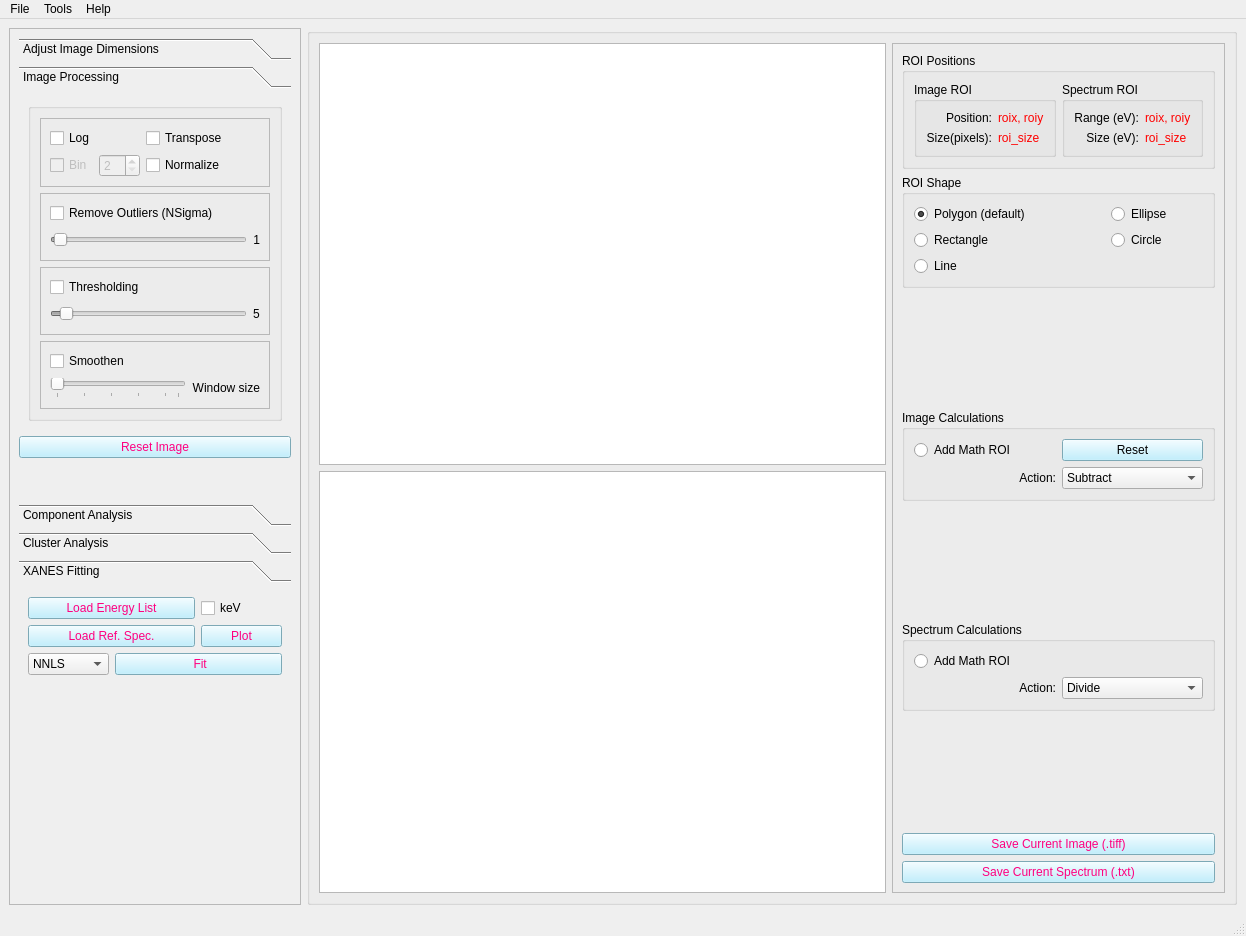
Old version of the form uis/mainwindow_admin.ui in the repository pattammattel/MIDAS_Admin.
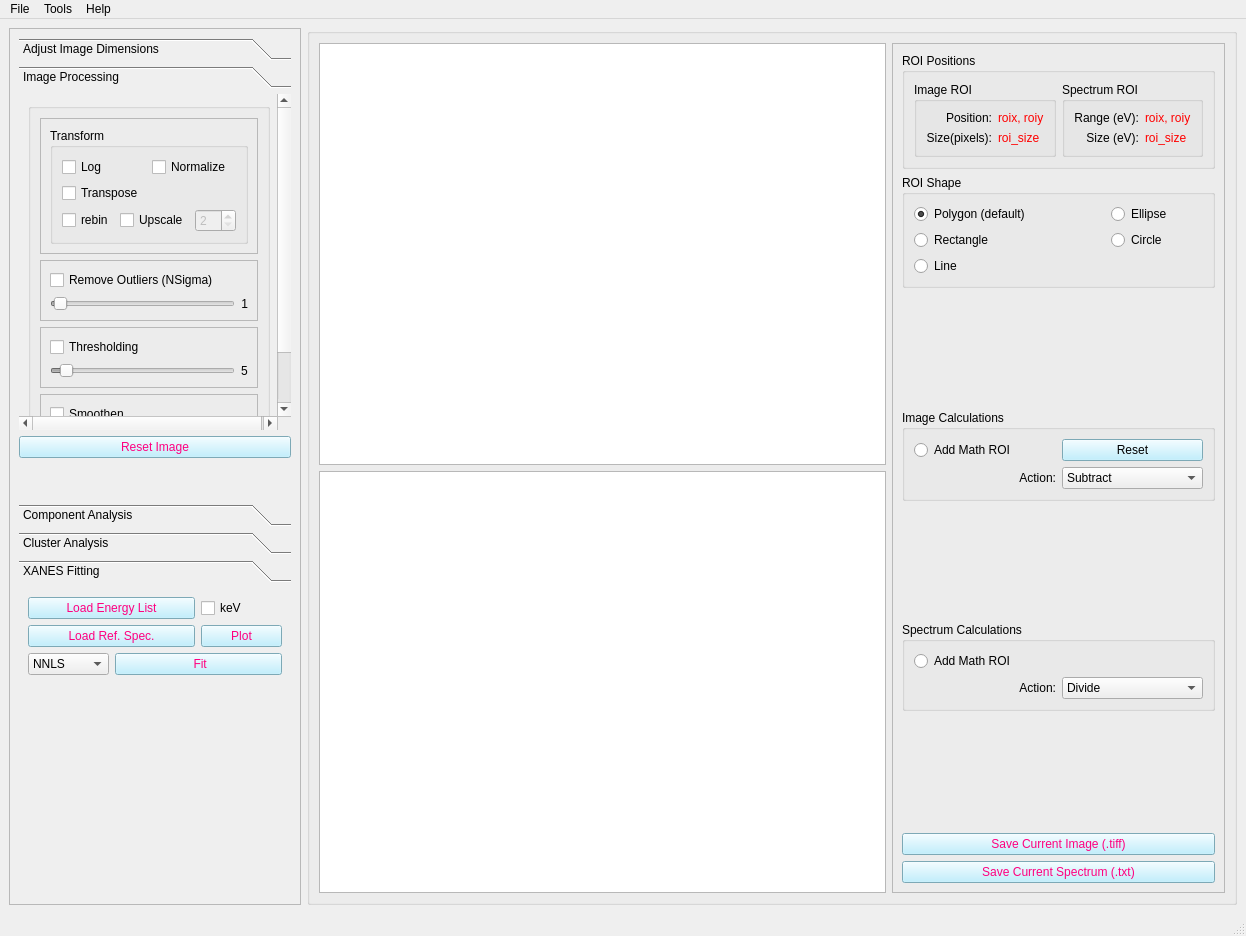
New version of the form. Custom widgets are drawn as their Qt base class.

Commit message: binning and upscale options

The edit to the form file:
```diff
--- a/uis/mainwindow_admin.ui
+++ b/uis/mainwindow_admin.ui
@@ -57,8 +57,8 @@
         <rect>
          <x>0</x>
          <y>0</y>
-         <width>368</width>
-         <height>855</height>
+         <width>321</width>
+         <height>867</height>
         </rect>
        </property>
        <layout class="QGridLayout" name="gridLayout_9">
@@ -81,8 +81,8 @@
             <rect>
              <x>0</x>
              <y>0</y>
-             <width>346</width>
-             <height>291</height>
+             <width>299</width>
+             <height>312</height>
             </rect>
            </property>
            <attribute name="label">
@@ -311,9 +311,9 @@
            <property name="geometry">
             <rect>
              <x>0</x>
-             <y>0</y>
-             <width>325</width>
-             <height>413</height>
+             <y>-31</y>
+             <width>280</width>
+             <height>456</height>
             </rect>
            </property>
            <attribute name="label">
@@ -325,71 +325,140 @@
               <property name="title">
                <string/>
               </property>
-              <layout class="QGridLayout" name="gridLayout_24">
-               <item row="3" column="0">
-                <widget class="QFrame" name="frame_2">
+              <layout class="QGridLayout" name="gridLayout_28">
+               <item row="0" column="0">
+                <widget class="QFrame" name="frame">
                  <property name="frameShape">
                   <enum>QFrame::StyledPanel</enum>
                  </property>
                  <property name="frameShadow">
                   <enum>QFrame::Raised</enum>
                  </property>
-                 <layout class="QGridLayout" name="gridLayout_3">
+                 <layout class="QGridLayout" name="gridLayout_27">
                   <item row="0" column="0">
-                   <widget class="QCheckBox" name="cb_smooth">
-                    <property name="toolTip">
-                     <string>uses savgol_filter to smooth data</string>
+                   <widget class="QGroupBox" name="groupBox_9">
+                    <property name="title">
+                     <string>Transform</string>
                     </property>
-                    <property name="text">
-                     <string>Smoothen</string>
-                    </property>
+                    <layout class="QGridLayout" name="gridLayout_24">
+                     <item row="0" column="0">
+                      <layout class="QVBoxLayout" name="verticalLayout_3">
+                       <item>
+                        <layout class="QHBoxLayout" name="horizontalLayout_7">
+                         <item>
+                          <widget class="QCheckBox" name="cb_log">
+                           <property name="toolTip">
+                            <string>Covert image dat to log values.</string>
+                           </property>
+                           <property name="styleSheet">
+                            <string notr="true"/>
+                           </property>
+                           <property name="text">
+                            <string>Log </string>
+                           </property>
+                           <property name="checked">
+                            <bool>false</bool>
+                           </property>
+                          </widget>
+                         </item>
+                         <item>
+                          <widget class="QCheckBox" name="cb_norm">
+                           <property name="toolTip">
+                            <string>Intensity Normalization with the last Frame.</string>
+                           </property>
+                           <property name="text">
+                            <string>Normalize</string>
+                           </property>
+                          </widget>
+                         </item>
+                        </layout>
+                       </item>
+                       <item>
+                        <widget class="QCheckBox" name="cb_transpose">
+                         <property name="toolTip">
+                          <string>Reverse the arrays. 012 will be 210</string>
+                         </property>
+                         <property name="layoutDirection">
+                          <enum>Qt::LeftToRight</enum>
+                         </property>
+                         <property name="text">
+                          <string>Transpose</string>
+                         </property>
+                        </widget>
+                       </item>
+                      </layout>
+                     </item>
+                     <item row="1" column="0">
+                      <layout class="QHBoxLayout" name="horizontalLayout_9">
+                       <item>
+                        <widget class="QCheckBox" name="cb_rebin">
+                         <property name="enabled">
+                          <bool>true</bool>
+                         </property>
+                         <property name="sizePolicy">
+                          <sizepolicy hsizetype="Fixed" vsizetype="Fixed">
+                           <horstretch>0</horstretch>
+                           <verstretch>0</verstretch>
+                          </sizepolicy>
+                         </property>
+                         <property name="text">
+                          <string>rebin</string>
+                         </property>
+                        </widget>
+                       </item>
+                       <item>
+                        <layout class="QHBoxLayout" name="horizontalLayout_10">
+                         <item>
+                          <widget class="QCheckBox" name="cb_upscale">
+                           <property name="enabled">
+                            <bool>true</bool>
+                           </property>
+                           <property name="sizePolicy">
+                            <sizepolicy hsizetype="Fixed" vsizetype="Fixed">
+                             <horstretch>0</horstretch>
+                             <verstretch>0</verstretch>
+                            </sizepolicy>
+                           </property>
+                           <property name="text">
+                            <string>Upscale</string>
+                           </property>
+                          </widget>
+                         </item>
+                        </layout>
+                       </item>
+                       <item>
+                        <widget class="QSpinBox" name="sb_scaling_factor">
+                         <property name="enabled">
+                          <bool>false</bool>
+                         </property>
+                         <property name="sizePolicy">
+                          <sizepolicy hsizetype="Fixed" vsizetype="Fixed">
+                           <horstretch>0</horstretch>
+                           <verstretch>0</verstretch>
+                          </sizepolicy>
+                         </property>
+                         <property name="styleSheet">
+                          <string notr="true">font: 10pt &quot;MS Shell Dlg 2&quot;;</string>
+                         </property>
+                         <property name="minimum">
+                          <number>2</number>
+                         </property>
+                         <property name="maximum">
+                          <number>16</number>
+                         </property>
+                         <property name="singleStep">
+                          <number>2</number>
+                         </property>
+                         <property name="value">
+                          <number>2</number>
+                         </property>
+                        </widget>
+                       </item>
+                      </layout>
+                     </item>
+                    </layout>
                    </widget>
                   </item>
-                  <item row="1" column="0">
-                   <layout class="QHBoxLayout" name="horizontalLayout_4">
-                    <item>
-                     <widget class="QSlider" name="hs_smooth_size">
-                      <property name="enabled">
-                       <bool>false</bool>
-                      </property>
-                      <property name="minimum">
-                       <number>3</number>
-                      </property>
-                      <property name="maximum">
-                       <number>12</number>
-                      </property>
-                      <property name="singleStep">
-                       <number>2</number>
-                      </property>
-                      <property name="pageStep">
-                       <number>2</number>
-                      </property>
-                      <property name="value">
-                       <number>3</number>
-                      </property>
-                      <property name="orientation">
-                       <enum>Qt::Horizontal</enum>
-                      </property>
-                      <property name="tickPosition">
-                       <enum>QSlider::TicksBelow</enum>
-                      </property>
-                      <property name="tickInterval">
-                       <number>2</number>
-                      </property>
-                     </widget>
-                    </item>
-                    <item>
-                     <widget class="QLabel" name="smooth_winow_size">
-                      <property name="text">
-                       <string>Window size</string>
-                      </property>
-                      <property name="alignment">
-                       <set>Qt::AlignRight|Qt::AlignTrailing|Qt::AlignVCenter</set>
-                      </property>
-                     </widget>
-                    </item>
-                   </layout>
-                  </item>
                  </layout>
                 </widget>
                </item>
@@ -509,102 +578,70 @@
                  </layout>
                 </widget>
                </item>
-               <item row="0" column="0">
-                <widget class="QFrame" name="frame">
+               <item row="3" column="0">
+                <widget class="QFrame" name="frame_2">
                  <property name="frameShape">
                   <enum>QFrame::StyledPanel</enum>
                  </property>
                  <property name="frameShadow">
                   <enum>QFrame::Raised</enum>
                  </property>
-                 <layout class="QGridLayout" name="gridLayout_28">
+                 <layout class="QGridLayout" name="gridLayout_3">
                   <item row="0" column="0">
-                   <widget class="QCheckBox" name="cb_log">
+                   <widget class="QCheckBox" name="cb_smooth">
                     <property name="toolTip">
-                     <string>Covert image dat to log values.</string>
+                     <string>uses savgol_filter to smooth data</string>
                     </property>
-                    <property name="styleSheet">
-                     <string notr="true"/>
-                    </property>
                     <property name="text">
-                     <string>Log </string>
-                    </property>
-                    <property name="checked">
-                     <bool>false</bool>
-                    </property>
-                   </widget>
-                  </item>
-                  <item row="0" column="1">
-                   <widget class="QCheckBox" name="cb_transpose">
-                    <property name="toolTip">
-                     <string>Reverse the arrays. 012 will be 210</string>
-                    </property>
-                    <property name="layoutDirection">
-                     <enum>Qt::LeftToRight</enum>
-                    </property>
-                    <property name="text">
-                     <string>Transpose</string>
+                     <string>Smoothen</string>
                     </property>
                    </widget>
                   </item>
                   <item row="1" column="0">
-                   <layout class="QHBoxLayout" name="horizontalLayout_9">
+                   <layout class="QHBoxLayout" name="horizontalLayout_4">
                     <item>
-                     <widget class="QCheckBox" name="sb_bin">
+                     <widget class="QSlider" name="hs_smooth_size">
                       <property name="enabled">
                        <bool>false</bool>
-                      </property>
-                      <property name="sizePolicy">
-                       <sizepolicy hsizetype="Fixed" vsizetype="Fixed">
-                        <horstretch>0</horstretch>
-                        <verstretch>0</verstretch>
-                       </sizepolicy>
-                      </property>
-                      <property name="text">
-                       <string>Bin</string>
-                      </property>
-                     </widget>
-                    </item>
-                    <item>
-                     <widget class="QSpinBox" name="sb_bin_val">
-                      <property name="enabled">
-                       <bool>false</bool>
-                      </property>
-                      <property name="sizePolicy">
-                       <sizepolicy hsizetype="Fixed" vsizetype="Fixed">
-                        <horstretch>0</horstretch>
-                        <verstretch>0</verstretch>
-                       </sizepolicy>
-                      </property>
-                      <property name="styleSheet">
-                       <string notr="true">font: 10pt &quot;MS Shell Dlg 2&quot;;</string>
                       </property>
                       <property name="minimum">
-                       <number>2</number>
+                       <number>3</number>
                       </property>
                       <property name="maximum">
-                       <number>16</number>
+                       <number>12</number>
                       </property>
                       <property name="singleStep">
                        <number>2</number>
                       </property>
+                      <property name="pageStep">
+                       <number>2</number>
+                      </property>
                       <property name="value">
+                       <number>3</number>
+                      </property>
+                      <property name="orientation">
+                       <enum>Qt::Horizontal</enum>
+                      </property>
+                      <property name="tickPosition">
+                       <enum>QSlider::TicksBelow</enum>
+                      </property>
+                      <property name="tickInterval">
                        <number>2</number>
                       </property>
                      </widget>
                     </item>
+                    <item>
+                     <widget class="QLabel" name="smooth_winow_size">
+                      <property name="text">
+                       <string>Window size</string>
+                      </property>
+                      <property name="alignment">
+                       <set>Qt::AlignRight|Qt::AlignTrailing|Qt::AlignVCenter</set>
+                      </property>
+                     </widget>
+                    </item>
                    </layout>
                   </item>
-                  <item row="1" column="1">
-                   <widget class="QCheckBox" name="cb_norm">
-                    <property name="toolTip">
-                     <string>Intensity Normalization with the last Frame.</string>
-                    </property>
-                    <property name="text">
-                     <string>Normalize</string>
-                    </property>
-                   </widget>
-                  </item>
                  </layout>
                 </widget>
                </item>
@@ -657,8 +694,8 @@
             <rect>
              <x>0</x>
              <y>0</y>
-             <width>325</width>
-             <height>189</height>
+             <width>299</width>
+             <height>172</height>
             </rect>
            </property>
            <attribute name="label">
@@ -795,8 +832,8 @@
             <rect>
              <x>0</x>
              <y>0</y>
-             <width>325</width>
-             <height>185</height>
+             <width>299</width>
+             <height>172</height>
             </rect>
            </property>
            <attribute name="label">
@@ -920,8 +957,8 @@
             <rect>
              <x>0</x>
              <y>0</y>
-             <width>346</width>
-             <height>156</height>
+             <width>299</width>
+             <height>184</height>
             </rect>
            </property>
            <attribute name="label">
@@ -1457,7 +1494,7 @@
      <x>0</x>
      <y>0</y>
      <width>1246</width>
-     <height>29</height>
+     <height>23</height>
     </rect>
    </property>
    <widget class="QMenu" name="menuManual">
```
The commit also changes 2 other files.
